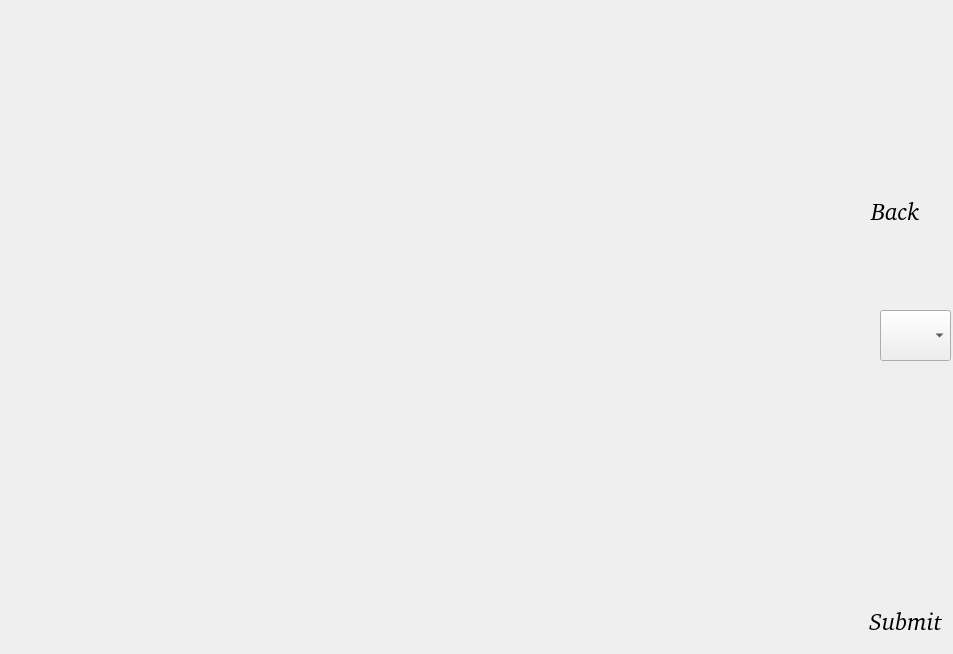
Anastasiyabordak/Anadat, file code/GUI/choseDatabase.ui: the form before one commit.
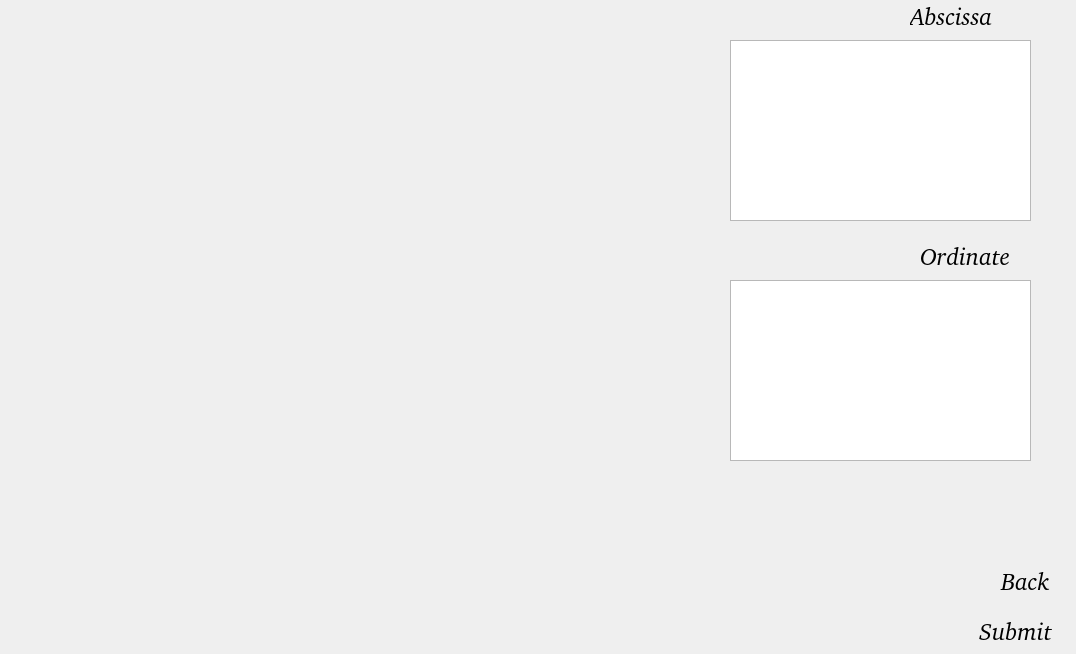
The form after the commit.

The edit to the form file:
```diff
--- a/code/GUI/choseDatabase.ui
+++ b/code/GUI/choseDatabase.ui
@@ -6,7 +6,7 @@
    <rect>
     <x>0</x>
     <y>0</y>
-    <width>953</width>
+    <width>1076</width>
     <height>654</height>
    </rect>
   </property>
@@ -17,8 +17,8 @@
    <widget class="QPushButton" name="submitButton">
     <property name="geometry">
      <rect>
-      <x>850</x>
-      <y>600</y>
+      <x>960</x>
+      <y>610</y>
       <width>111</width>
       <height>41</height>
      </rect>
@@ -42,8 +42,8 @@
    <widget class="QPushButton" name="backButton">
     <property name="geometry">
      <rect>
-      <x>860</x>
-      <y>190</y>
+      <x>990</x>
+      <y>560</y>
       <width>71</width>
       <height>41</height>
      </rect>
@@ -64,21 +64,76 @@
      <bool>true</bool>
     </property>
    </widget>
-   <widget class="QComboBox" name="comboBox">
+   <widget class="QTextEdit" name="xEdit">
     <property name="geometry">
      <rect>
-      <x>880</x>
-      <y>310</y>
-      <width>71</width>
-      <height>51</height>
+      <x>730</x>
+      <y>40</y>
+      <width>301</width>
+      <height>181</height>
      </rect>
     </property>
     <property name="font">
      <font>
       <family>Bitstream Charter</family>
+      <italic>true</italic>
+     </font>
+    </property>
+   </widget>
+   <widget class="QLabel" name="label">
+    <property name="geometry">
+     <rect>
+      <x>910</x>
+      <y>0</y>
+      <width>121</width>
+      <height>31</height>
+     </rect>
+    </property>
+    <property name="font">
+     <font>
+      <family>Bitstream Charter</family>
       <pointsize>18</pointsize>
       <italic>true</italic>
      </font>
+    </property>
+    <property name="text">
+     <string>Abscissa</string>
+    </property>
+   </widget>
+   <widget class="QTextEdit" name="yEdit">
+    <property name="geometry">
+     <rect>
+      <x>730</x>
+      <y>280</y>
+      <width>301</width>
+      <height>181</height>
+     </rect>
+    </property>
+    <property name="font">
+     <font>
+      <family>Bitstream Charter</family>
+      <italic>true</italic>
+     </font>
+    </property>
+   </widget>
+   <widget class="QLabel" name="label_2">
+    <property name="geometry">
+     <rect>
+      <x>920</x>
+      <y>240</y>
+      <width>121</width>
+      <height>31</height>
+     </rect>
+    </property>
+    <property name="font">
+     <font>
+      <family>Bitstream Charter</family>
+      <pointsize>18</pointsize>
+      <italic>true</italic>
+     </font>
+    </property>
+    <property name="text">
+     <string>Ordinate</string>
     </property>
    </widget>
   </widget>
```
